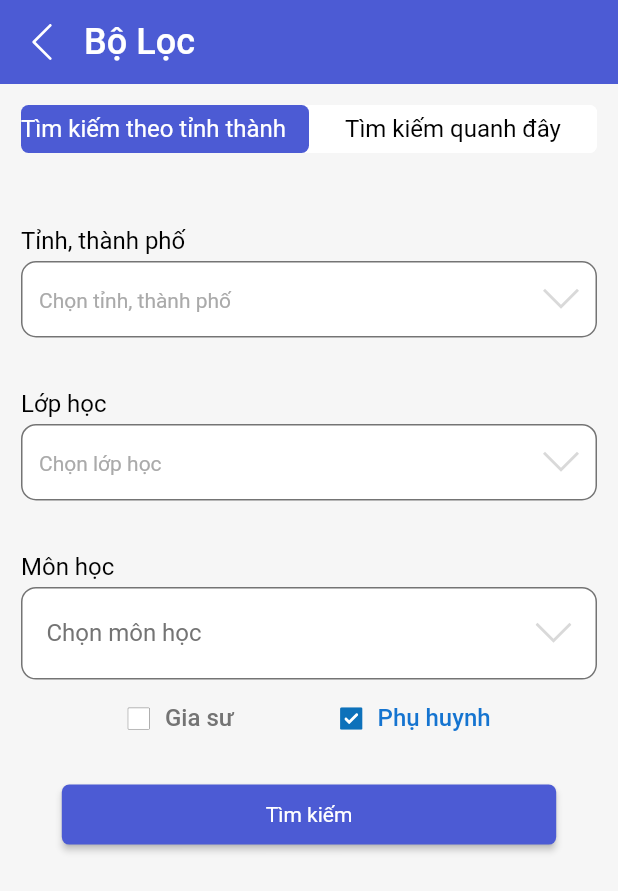
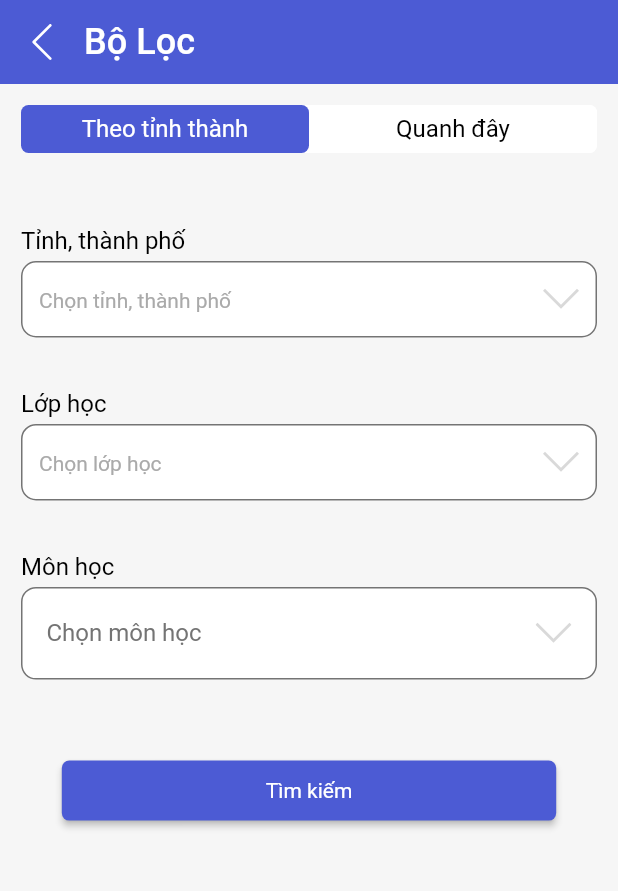
Before and after one commit to trannam0612/giasu.vn, a Flutter app: the SearchScreen screen opened directly, on a phone screen of 412 x 824 dp. Shown: the top 891 px of the screen. Run offline on Flutter 3.47's test engine with Material 2 defaults, Android fonts, the light colour scheme and no system bars; our stand-ins replace cached_network_image, connectivity, dio, flutter_rating_bar, flutter_slidable, flutter_svg and 6 more; missing offline and left inert: sp_util; network calls fail.

Commit message:
fixbug 2

```diff
--- a/lib/screen/authen/otp/otp_screen.dart
+++ b/lib/screen/authen/otp/otp_screen.dart
@@ -127,7 +127,7 @@ class OTPScreen extends StatelessWidget {
                               child: CustomButton2(
                                 onPressed: () {
                                   controller.checkButtonOTP();
-                                  // controller.pass.clear();
+                                  controller.otpUser.clear();
                                 },
                                 title: 'Xác nhận',
                                 textColor: AppColors.whiteFFFFFF,
--- a/lib/screen/authen/register/register_teacher/register_giasu_controller.dart
+++ b/lib/screen/authen/register/register_teacher/register_giasu_controller.dart
@@ -849,8 +849,8 @@ class RegisterGiaSuController extends GetxController {
     ResultData res = await authenticationRepositories.listDistrict(idCity);
     resultListDistrict = resultListDistrictFromJson(res.data);
     if (resultListDistrict.data != null) {
-    } else {
-    }
+      listDistrict = resultListDistrict.data.listCity;
+    } else {}
     update();
   }
 
--- a/lib/screen/home/information/information_class/information_class_controller.dart
+++ b/lib/screen/home/information/information_class/information_class_controller.dart
@@ -19,6 +19,7 @@ class InformationClassController extends GetxController {
   ResultChangeStatusPost resultChangeStatusPost = ResultChangeStatusPost();
   PostRepositories postRepositories = PostRepositories();
   String user = '';
+  String token = '';
   bool accepted = false;
 
   List<buoiday> listbuoiday = [
@@ -35,6 +36,7 @@ class InformationClassController extends GetxController {
   void onInit() {
     // TODO: implement onInit
     user = SpUtil.getString(ConstString.Status_user);
+    token = SpUtil.getString(ConstString.token);
     super.onInit();
   }
 
--- a/lib/screen/home/information/information_class/information_class_screen.dart
+++ b/lib/screen/home/information/information_class/information_class_screen.dart
@@ -525,7 +525,8 @@ class InformationClassScreen extends StatelessWidget {
                 SizedBox(
                   height: AppDimens.space18,
                 ),
-                type == null
+                controller.token != ''
+                    ? type == null
                         ? Container()
                         : type == 0
                             ? Row(
@@ -654,6 +655,7 @@ class InformationClassScreen extends StatelessWidget {
                                           ),
                                         ],
                                       )
+                    : Container()
               ],
             ),
           ),
--- a/lib/screen/post/post_screen.dart
+++ b/lib/screen/post/post_screen.dart
@@ -54,13 +54,13 @@ class PostScreen extends StatelessWidget {
                       children: [
                         CustomTextField(
                           inputFormatters: [
-                            FilteringTextInputFormatter.deny(RegExp(r'[@#$%^&*()_+\-=\[\]{}\\|<>\/~`•√π÷×¶∆₫£€¢°©®™℅]+')),
+                            FilteringTextInputFormatter.deny(RegExp(r'[@#$%^&*()_+\-=\[\]{}\\|<>\/~`•√π÷×¶∆₫£€¢°©®™℅"]+')),
                           ],
                           textEditingController: controller.title,
                           obligatory: true,
                           error: controller.checkTitle(),
                           onPressed: () {},
-                          title: 'Tiêu để',
+                          title: 'Tiêu đề',
                           hintText: 'Nhập tiêu đề ',
                           isPassword: false,
                           isShowIcon: false,
@@ -71,7 +71,7 @@ class PostScreen extends StatelessWidget {
                         ),
                         CustomTextFieldBox(
                           inputFormatters: [
-                            FilteringTextInputFormatter.deny(RegExp(r'[@#$%^&*()_+\-=\[\]{}\\|<>\/~`•√π÷×¶∆₫£€¢°©®™℅]+')),
+                            FilteringTextInputFormatter.deny(RegExp(r'[@#$%^&*()_+\-=\[\]{}\\|<>\/~`•√π÷×¶∆₫£€¢°©®™℅"]+')),
                           ],
                           textEditingController: controller.contentTitle,
                           obligatory: true,
--- a/lib/screen/post/update_post/updatr_post_screen.dart
+++ b/lib/screen/post/update_post/updatr_post_screen.dart
@@ -56,7 +56,7 @@ class UpdatePostScreen extends StatelessWidget {
                       children: [
                         CustomTextField(
                           inputFormatters: [
-                            FilteringTextInputFormatter.deny(RegExp(r'[@#$%^&*()_+\-=\[\]{}\\|<>\/~`•√π÷×¶∆₫£€¢°©®™℅]+')),
+                            FilteringTextInputFormatter.deny(RegExp(r'[@#$%^&*()_+\-=\[\]{}\\|<>\/~`•√π÷×¶∆₫£€¢°©®™℅"]+')),
                           ],
                           textEditingController: controller.title,
                           obligatory: true,
@@ -73,7 +73,7 @@ class UpdatePostScreen extends StatelessWidget {
                         ),
                         CustomTextFieldBox(
                           inputFormatters: [
-                            FilteringTextInputFormatter.deny(RegExp(r'[@#$%^&*()_+\-=\[\]{}\\|<>\/~`•√π÷×¶∆₫£€¢°©®™℅]+')),
+                            FilteringTextInputFormatter.deny(RegExp(r'[@#$%^&*()_+\-=\[\]{}\\|<>\/~`•√π÷×¶∆₫£€¢°©®™℅"]+')),
                           ],
                           textEditingController: controller.contentTitle,
                           obligatory: true,
--- a/lib/search/search_controller.dart
+++ b/lib/search/search_controller.dart
@@ -38,7 +38,7 @@ class SearchController extends GetxController {
   int idClass;
   int idSubject;
   int idForm;
-  bool statusUser = false;
+  bool statusUser = true;
   bool errorProvincial = false;
   bool valueCheckBox = false;
   bool errorDistrict = false;
--- a/lib/search/search_screen.dart
+++ b/lib/search/search_screen.dart
@@ -32,6 +32,9 @@ class _SearchScreenState extends State<SearchScreen> {
   @override
   void initState() {
     searchController.displayCurrentLocation();
+    if (searchController.token == '') {
+      SpUtil.putString(ConstString.USER_TYPE, '2');
+    }
     // TODO: implement initState
     super.initState();
   }
@@ -77,13 +80,14 @@ class _SearchScreenState extends State<SearchScreen> {
                           controller.update();
                         },
                         child: Container(
+                            alignment: Alignment.center,
                             padding: EdgeInsets.symmetric(vertical: 8),
                             decoration: BoxDecoration(
                               color: controller.isValueSearch ? AppColors.primary4C5BD4 : AppColors.whiteFFFFFF,
                               borderRadius: BorderRadius.circular(5),
                             ),
                             child: Text(
-                              'Tìm kiếm theo tỉnh thành',
+                              'Theo tỉnh thành',
                               style: AppTextStyles.regularW400(context,
                                   size: AppDimens.textSize16, color: controller.isValueSearch ? AppColors.whiteFFFFFF : AppColors.black),
                             )),
@@ -104,7 +108,7 @@ class _SearchScreenState extends State<SearchScreen> {
                           ),
                           child: Center(
                             child: Text(
-                              'Tìm kiếm quanh đây',
+                              'Quanh đây',
                               style: AppTextStyles.regularW400(context,
                                   size: AppDimens.textSize16, color: controller.isValueSearch ? AppColors.black : AppColors.whiteFFFFFF),
                             ),
@@ -169,7 +173,8 @@ class _SearchScreenState extends State<SearchScreen> {
                           SizedBox(
                             height: AppDimens.space18,
                           ),
-                          Row(
+                          controller.token == ''
+                              ? Row(
                                   mainAxisAlignment: MainAxisAlignment.spaceEvenly,
                                   children: [
                                     InkWell(
@@ -186,7 +191,8 @@ class _SearchScreenState extends State<SearchScreen> {
                                           Text(
                                             'Gia sư',
                                             style: AppTextStyles.regularW500(context,
-                                          size: AppDimens.textSize16, color: controller.statusUser ? AppColors.primary1574D0 : AppColors.grey747474),
+                                                size: AppDimens.textSize16,
+                                                color: controller.statusUser ? AppColors.primary1574D0 : AppColors.grey747474),
                                           )
                                         ],
                                       ),
@@ -205,13 +211,15 @@ class _SearchScreenState extends State<SearchScreen> {
                                           Text(
                                             'Phụ huynh',
                                             style: AppTextStyles.regularW500(context,
-                                          size: AppDimens.textSize16, color: !controller.statusUser ? AppColors.primary1574D0 : AppColors.grey747474),
+                                                size: AppDimens.textSize16,
+                                                color: !controller.statusUser ? AppColors.primary1574D0 : AppColors.grey747474),
                                           )
                                         ],
                                       ),
                                     ),
                                   ],
-                          ),
+                                )
+                              : Container(),
                           SizedBox(
                             height: AppDimens.space36,
                           ),
@@ -227,6 +235,7 @@ class _SearchScreenState extends State<SearchScreen> {
                                   print(controller.idClass);
                                   print(controller.idSubject);
                                   print(controller.idForm);
+                                  // SpUtil.putString(ConstString.USER_TYPE, '2');
                                   controller.userType == '1' ? Get.to(ListResultSearchScreen()) : Get.to(ListResultSearchScreen());
                                 },
                                 title: 'Tìm kiếm',
```
Also changed, not shown: lib/screen/authen/forgot/otp__forgot_screen.dart (+11 -6 lines), lib/screen/post/update_post/update_post_controller.dart (+25 -7 lines), lib/search/list_result_search_screen.dart (+6 -4 lines), lib/widgets/custom_textfield_box.dart (+11 -4 lines). Lines whose indentation alone changed are shown as unchanged.
